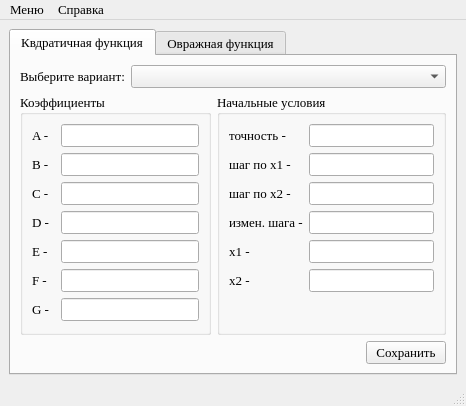
First picture: the form in setvariants/ui/mainwindow.ui, repository Eliminationzx/optimizationmethods, before the edit.
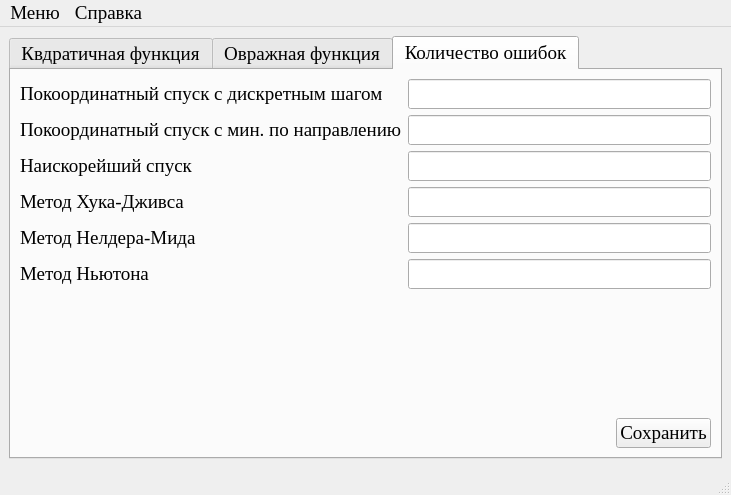
Second picture: the form after the edit. The open tabs and pages were chosen to show the change. Icons and pictures are not drawn.

Commit message: setvariants: Добавил в форму раздел "количество ошибок".

Patch:
```diff
--- a/setvariants/ui/mainwindow.ui
+++ b/setvariants/ui/mainwindow.ui
@@ -6,20 +6,20 @@
    <rect>
     <x>0</x>
     <y>0</y>
-    <width>466</width>
-    <height>399</height>
+    <width>731</width>
+    <height>460</height>
    </rect>
   </property>
   <property name="maximumSize">
    <size>
-    <width>800</width>
-    <height>460</height>
+    <width>16777215</width>
+    <height>500</height>
    </size>
   </property>
   <property name="font">
    <font>
     <family>Times New Roman</family>
-    <pointsize>10</pointsize>
+    <pointsize>14</pointsize>
    </font>
   </property>
   <property name="windowTitle">
@@ -548,6 +548,118 @@
         </item>
        </layout>
       </widget>
+      <widget class="QWidget" name="maxError">
+       <attribute name="title">
+        <string>Количество ошибок</string>
+       </attribute>
+       <layout class="QGridLayout" name="gridLayout_14">
+        <item row="0" column="0">
+         <layout class="QVBoxLayout" name="verticalLayout_5">
+          <item>
+           <layout class="QFormLayout" name="formLayout">
+            <item row="0" column="0">
+             <widget class="QLabel" name="label_24">
+              <property name="text">
+               <string>Покоординатный спуск с дискретным шагом</string>
+              </property>
+             </widget>
+            </item>
+            <item row="0" column="1">
+             <widget class="QLineEdit" name="CWdescent_fix"/>
+            </item>
+            <item row="1" column="0">
+             <widget class="QLabel" name="label_25">
+              <property name="text">
+               <string>Покоординатный спуск с мин. по направлению</string>
+              </property>
+             </widget>
+            </item>
+            <item row="1" column="1">
+             <widget class="QLineEdit" name="CWdescent_md"/>
+            </item>
+            <item row="2" column="0">
+             <widget class="QLabel" name="label_26">
+              <property name="text">
+               <string>Наискорейший спуск</string>
+              </property>
+             </widget>
+            </item>
+            <item row="2" column="1">
+             <widget class="QLineEdit" name="FasterDescent"/>
+            </item>
+            <item row="3" column="0">
+             <widget class="QLabel" name="label_27">
+              <property name="text">
+               <string>Метод Хука-Дживса</string>
+              </property>
+             </widget>
+            </item>
+            <item row="3" column="1">
+             <widget class="QLineEdit" name="HuGi"/>
+            </item>
+            <item row="4" column="0">
+             <widget class="QLabel" name="label_28">
+              <property name="text">
+               <string>Метод Нелдера-Мида</string>
+              </property>
+             </widget>
+            </item>
+            <item row="4" column="1">
+             <widget class="QLineEdit" name="NeMi"/>
+            </item>
+            <item row="5" column="0">
+             <widget class="QLabel" name="label_29">
+              <property name="text">
+               <string>Метод Ньютона</string>
+              </property>
+             </widget>
+            </item>
+            <item row="5" column="1">
+             <widget class="QLineEdit" name="NotWen"/>
+            </item>
+           </layout>
+          </item>
+          <item>
+           <spacer name="verticalSpacer_5">
+            <property name="orientation">
+             <enum>Qt::Vertical</enum>
+            </property>
+            <property name="sizeHint" stdset="0">
+             <size>
+              <width>20</width>
+              <height>40</height>
+             </size>
+            </property>
+           </spacer>
+          </item>
+          <item>
+           <layout class="QHBoxLayout" name="horizontalLayout_5">
+            <item>
+             <spacer name="horizontalSpacer_3">
+              <property name="orientation">
+               <enum>Qt::Horizontal</enum>
+              </property>
+              <property name="sizeHint" stdset="0">
+               <size>
+                <width>40</width>
+                <height>20</height>
+               </size>
+              </property>
+             </spacer>
+            </item>
+            <item>
+             <widget class="QPushButton" name="save_button_err">
+              <property name="text">
+               <string>Сохранить</string>
+              </property>
+             </widget>
+            </item>
+           </layout>
+          </item>
+         </layout>
+        </item>
+       </layout>
+      </widget>
      </widget>
     </item>
    </layout>
@@ -557,8 +669,8 @@
     <rect>
      <x>0</x>
      <y>0</y>
-     <width>466</width>
-     <height>23</height>
+     <width>731</width>
+     <height>28</height>
     </rect>
    </property>
    <widget class="QMenu" name="menu">
```
The commit also changes 1 other file.
